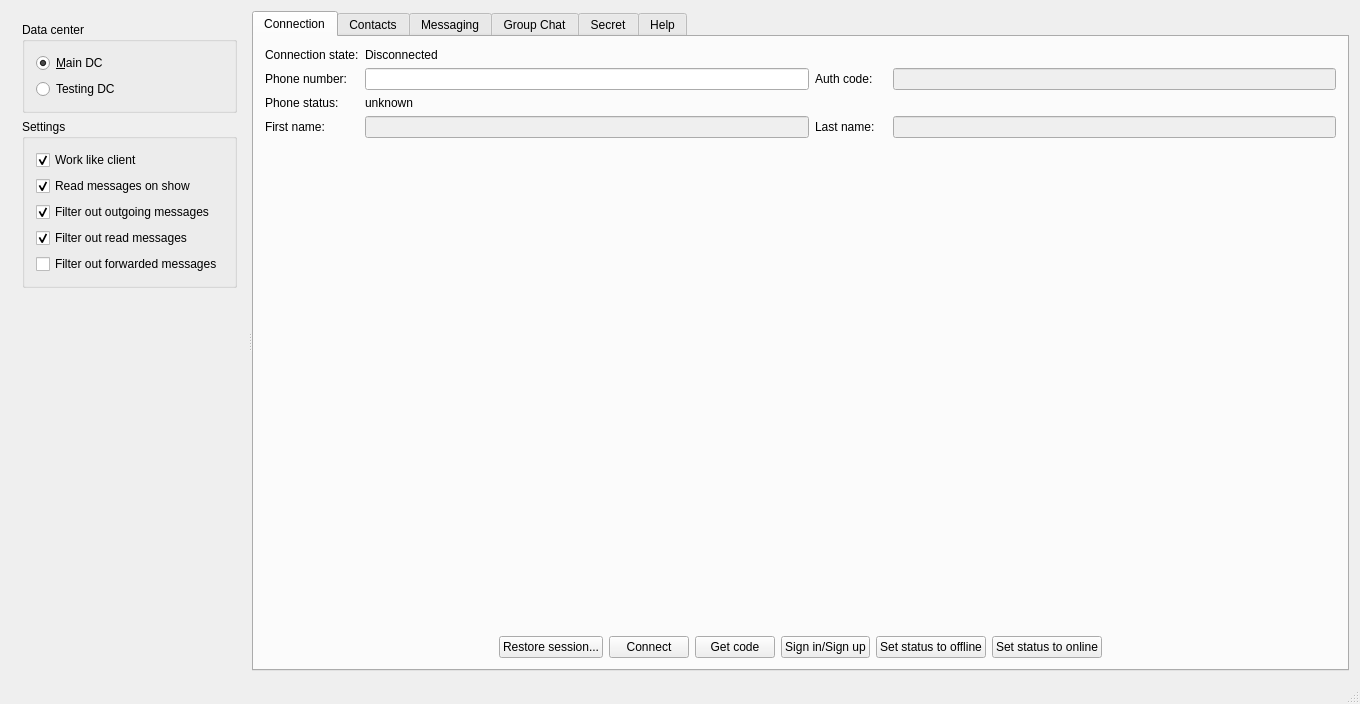
Above: testApp/MainWindow.ui from Kaffeine/telegram-qt before the change. Below: the same form after it.
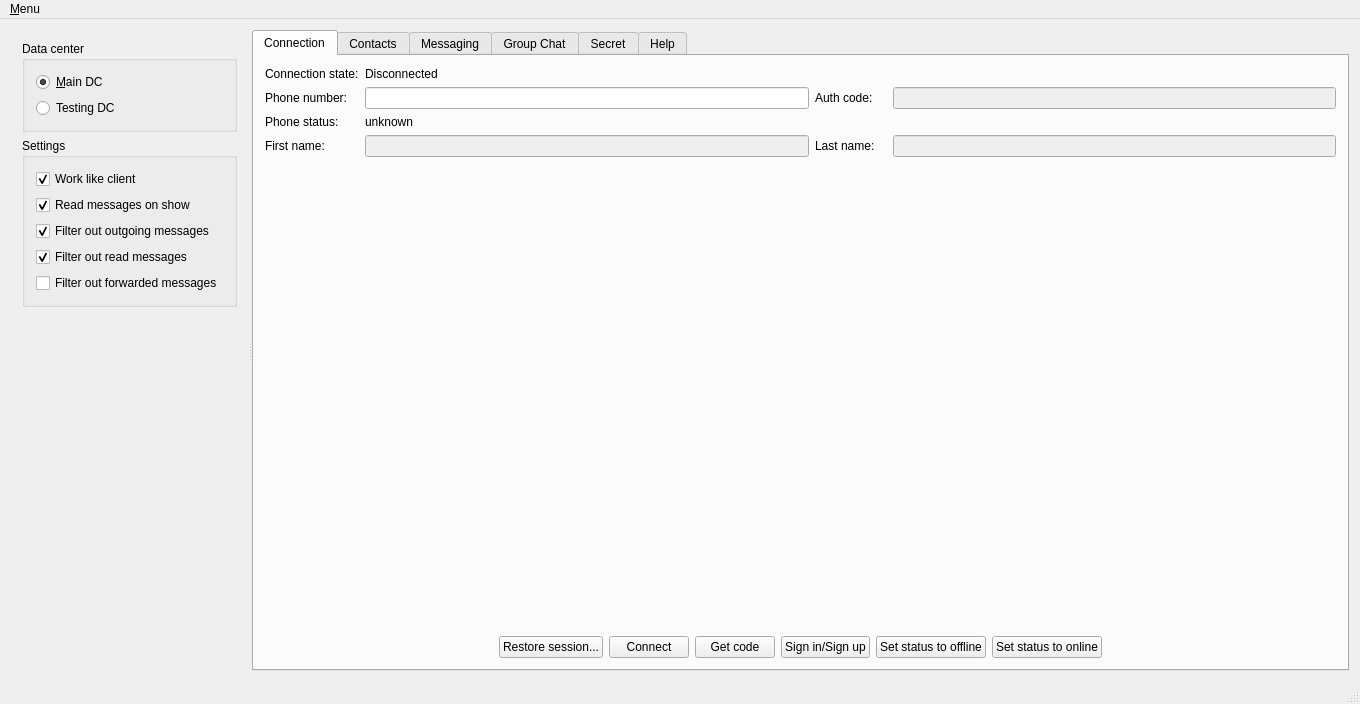
That is the form after the change.

Commit message: testApp: Add Menu with Exit action

```diff
--- a/testApp/MainWindow.ui
+++ b/testApp/MainWindow.ui
@@ -793,6 +793,13 @@
      <height>19</height>
     </rect>
    </property>
+   <widget class="QMenu" name="menu_File">
+    <property name="title">
+     <string>&amp;Menu</string>
+    </property>
+    <addaction name="actionQuit"/>
+   </widget>
+   <addaction name="menu_File"/>
   </widget>
   <widget class="QStatusBar" name="statusBar"/>
  </widget>
```
Left out of the diff: 28 changed lines with no effect on the pictures.
